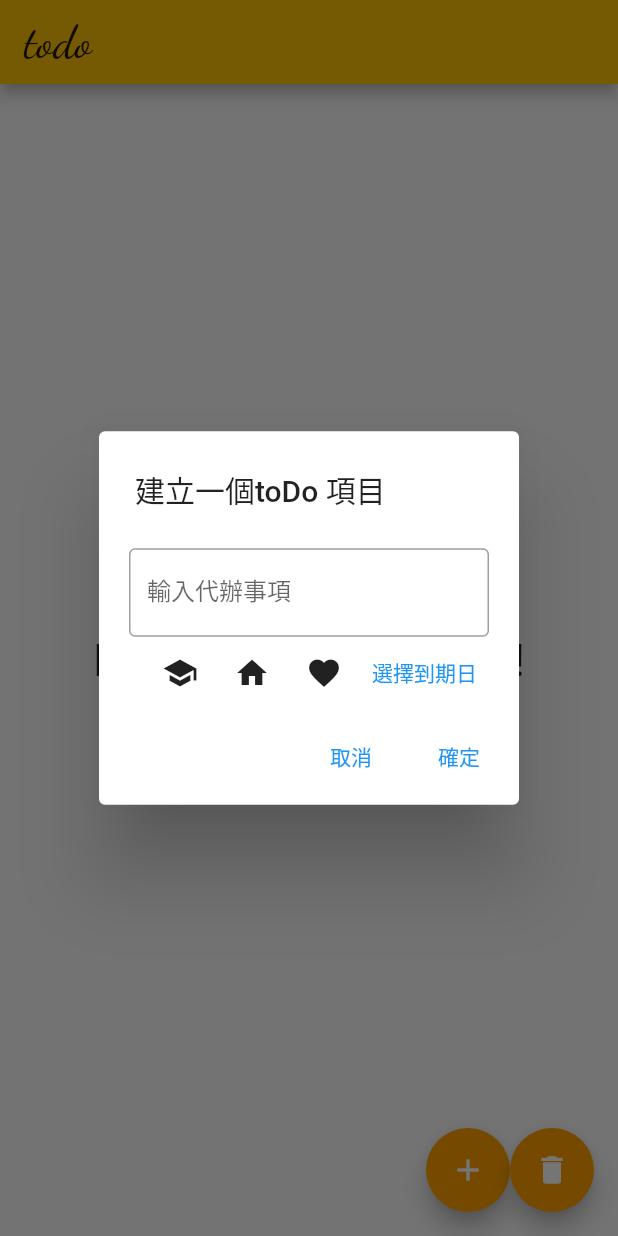
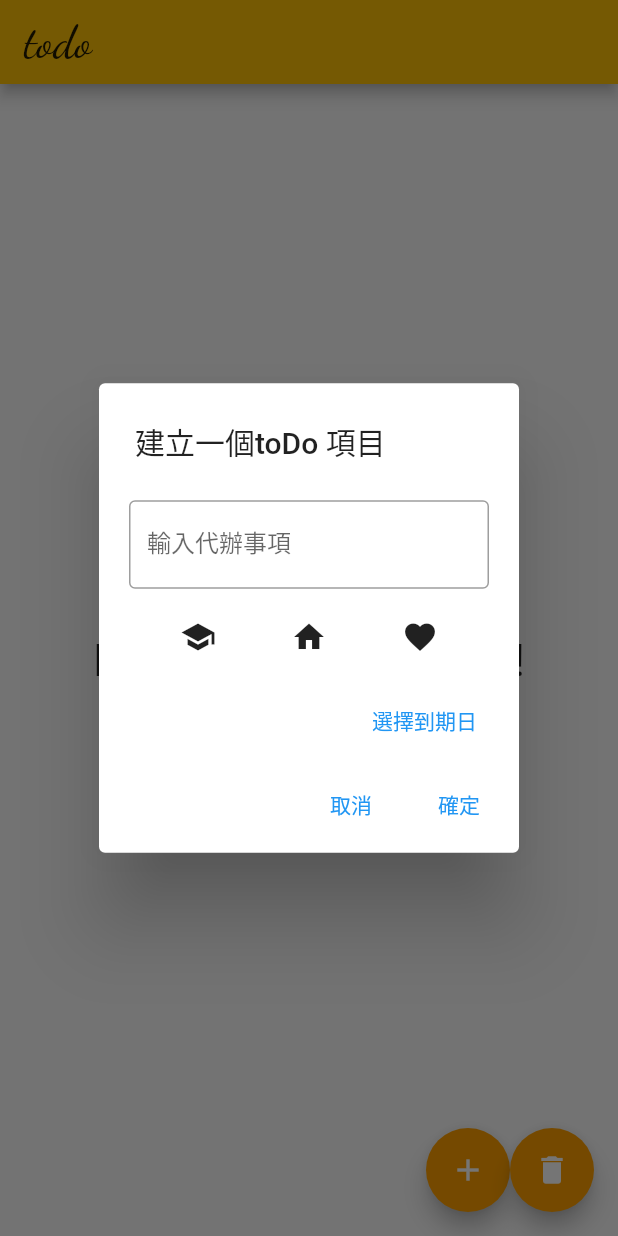
Before and after one commit to VictorChao996/todo_flutter, a Flutter app: the screen it shows after launch, after a tap on the "add" icon, on a phone screen of 412 x 824 dp. Run offline on Flutter 3.47's test engine with Material 2 defaults, Android fonts, the phone set to English and light mode, and no system bars; our stand-ins replace flutter_slidable, google_fonts, hive, hive_flutter; accounts and stored records are empty.

Commit message:
UPDATE: toDoDialog icon fix

```diff
--- a/lib/icon.dart
+++ b/lib/icon.dart
@@ -7,7 +7,7 @@ class IconType {
 
   //根據選擇的 icontype 選擇返回的 icon樣式
   //在下方自定義 icon 種類
-  Icon showIconWithTypeIndex(int iconTypeIndex) {
+  Widget showIconWithTypeIndex(int iconTypeIndex) {
     switch (iconTypeIndex) {
       case 0:
         return Icon(
--- a/lib/toDoDialog.dart
+++ b/lib/toDoDialog.dart
@@ -33,7 +33,7 @@ class _ToDoDialogState extends State<ToDoDialog> {
         //height: MediaQuery.of(context).size.height / 6,
         content: Column(
           mainAxisSize: MainAxisSize.min,
-          mainAxisAlignment: MainAxisAlignment.spaceBetween,
+          crossAxisAlignment: CrossAxisAlignment.end,
           children: [
             TextField(
               decoration: InputDecoration(
@@ -43,13 +43,22 @@ class _ToDoDialogState extends State<ToDoDialog> {
               controller: textController,
             ),
             Row(
-              mainAxisAlignment: MainAxisAlignment.end,
+              mainAxisAlignment: MainAxisAlignment.spaceEvenly,
               children: [
                 ToggleButtons(
                   children: [
-                    Icon(Icons.school),
-                    Icon(Icons.home),
-                    Icon(Icons.favorite),
+                    Padding(
+                      padding: const EdgeInsets.fromLTRB(25, 20, 25, 20),
+                      child: Icon(Icons.school),
+                    ),
+                    Padding(
+                      padding: const EdgeInsets.fromLTRB(25, 20, 25, 20),
+                      child: Icon(Icons.home),
+                    ),
+                    Padding(
+                      padding: const EdgeInsets.fromLTRB(25, 20, 25, 20),
+                      child: Icon(Icons.favorite),
+                    ),
                   ],
                   isSelected: _selections,
                   selectedColor: Theme.of(context).primaryColor,
@@ -64,6 +73,8 @@ class _ToDoDialogState extends State<ToDoDialog> {
                     });
                   },
                 ),
+              ],
+            ),
             TextButton(
                 onPressed: () async {
                   print('openDatePicker');
@@ -74,8 +85,6 @@ class _ToDoDialogState extends State<ToDoDialog> {
                       lastDate: DateTime(2030));
                 },
                 child: Text('選擇到期日')),
-              ],
-            ),
           ],
         ),
         actions: [
```
Lines whose indentation alone changed are shown as unchanged.
